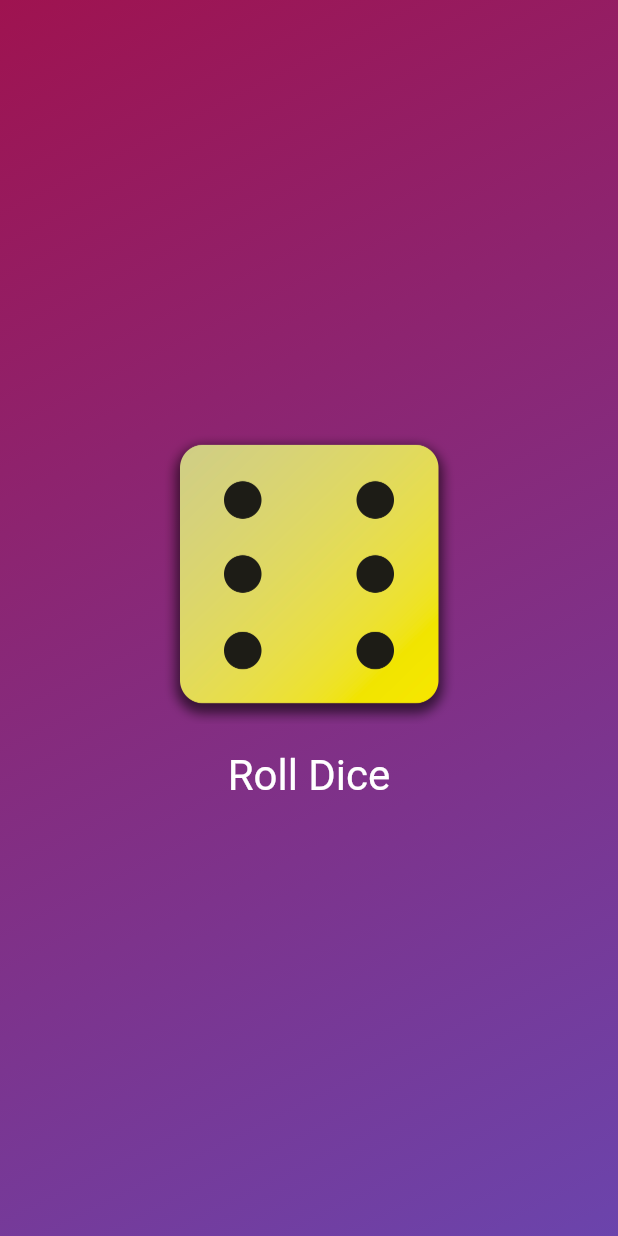
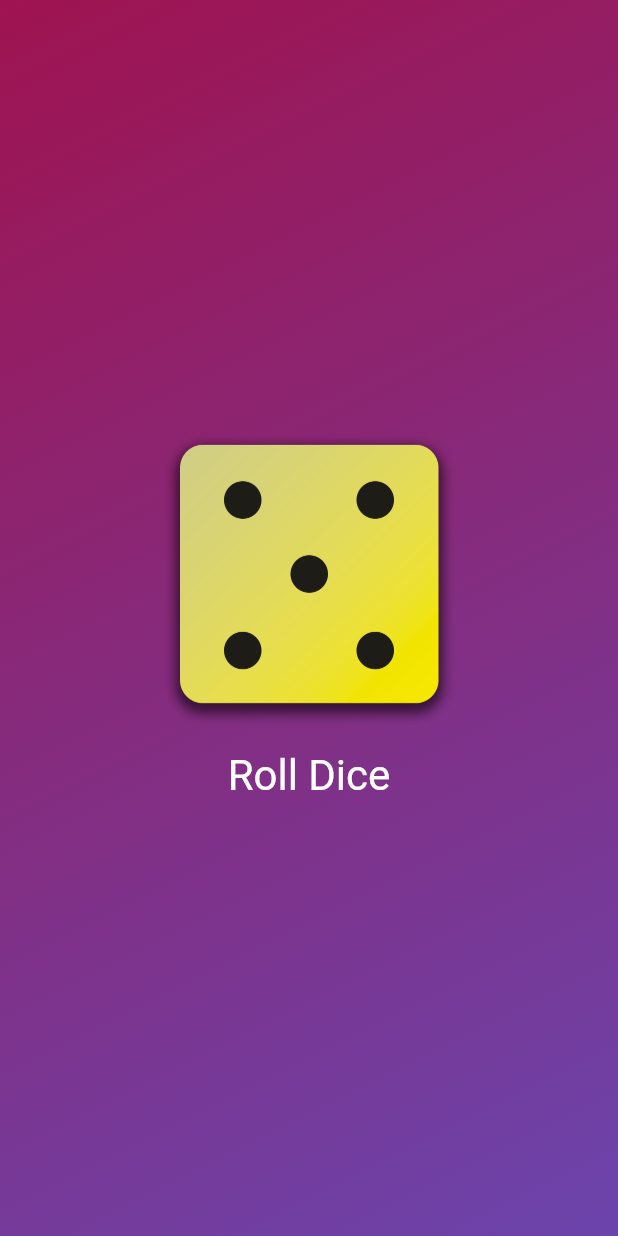
Before and after one commit to haservi/udemy-flutter, a Flutter app: the screen it shows after launch, after a tap on "Roll Dice", on a phone screen of 412 x 824 dp. Run offline on Flutter 3.47's test engine with Material 2 defaults, Android fonts, the phone set to English and light mode, and no system bars.

Commit message:
feat: 버튼 클릭 시 주사위 이미지 변경 학습 코드 추가

```diff
--- a/first_app/lib/dice_roller.dart
+++ b/first_app/lib/dice_roller.dart
@@ -1,4 +1,8 @@
+import 'dart:math';
+
 import 'package:flutter/material.dart';
+
+final randomizer = Random();
 
 class DiceRoller extends StatefulWidget {
   const DiceRoller({super.key});
@@ -10,11 +14,11 @@ class DiceRoller extends StatefulWidget {
 }
 
 class _DiceRollerState extends State<DiceRoller> {
-  var activeDiceImage = 'assets/images/dice-1.png';
+  var currentDiceRoll = 1;
 
   void rollDice() {
     setState(() {
-      activeDiceImage = 'assets/images/dice-6.png';
+      currentDiceRoll = randomizer.nextInt(6) + 1;
     });
   }
 
@@ -24,7 +28,7 @@ class _DiceRollerState extends State<DiceRoller> {
       mainAxisSize: MainAxisSize.min,
       children: [
         Image.asset(
-          activeDiceImage,
+          'assets/images/dice-$currentDiceRoll.png',
           width: 200,
         ),
         const SizedBox(height: 10),
```
